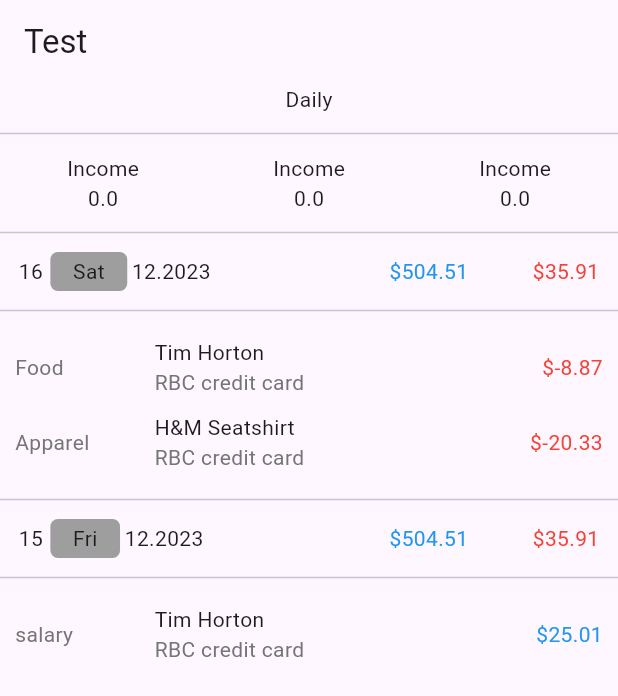
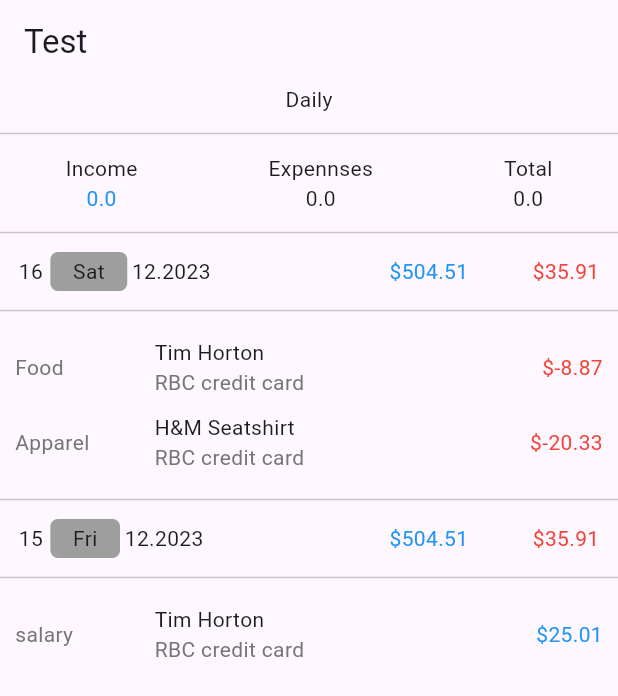
Before and after one commit to MihirGorasiya/money-manager, a Flutter app: the screen it shows after launch, on a phone screen of 412 x 824 dp. Shown: the top 696 px of the screen. Run offline on Flutter 3.47's test engine with Material 3 defaults, Android fonts, the phone set to English and light mode, and no system bars; our stand-ins replace sqflite; missing offline and left inert: dart:ffi; accounts and stored records are empty.

```diff
--- /dev/null
+++ b/lib/constants/app_constants.dart
@@ -0,0 +1,9 @@
+import 'package:flutter/material.dart';
+
+class AppConstants {
+  AppConstants._();
+
+  static const Color redColor = Colors.red;
+  static const Color blueColor = Colors.blue;
+  static const Color greyText = Color.fromARGB(255, 117, 117, 117);
+}
--- a/lib/main.dart
+++ b/lib/main.dart
@@ -1,7 +1,8 @@
 import 'package:flutter/material.dart';
-import 'package:money_manager/widgets/day_transaction.dart';
+import 'package:money_manager/pages/home_page.dart';
 
 void main() {
+  WidgetsFlutterBinding.ensureInitialized();
   runApp(const MainApp());
 }
 
@@ -11,95 +12,8 @@ class MainApp extends StatelessWidget {
   @override
   Widget build(BuildContext context) {
     return MaterialApp(
-        darkTheme: ThemeData.dark(useMaterial3: true), home: const HomePage());
-  }
-}
-
-class HomePage extends StatefulWidget {
-  const HomePage({super.key});
-
-  @override
-  State<HomePage> createState() => _HomePageState();
-}
-
-class _HomePageState extends State<HomePage> {
-  @override
-  Widget build(BuildContext context) {
-    Size screenSize = MediaQuery.of(context).size;
-    return Scaffold(
-      appBar: AppBar(
-        //TODO: update month changer
-        title: const Text('Test'),
-      ),
-      body: Column(
-        crossAxisAlignment: CrossAxisAlignment.center,
-        children: [
-          const Text("Daily"),
-          const Padding(
-            padding: EdgeInsets.symmetric(vertical: 5),
-            child: Divider(thickness: 1),
-          ),
-          const Row(
-            mainAxisAlignment: MainAxisAlignment.spaceAround,
-            children: [
-              Column(
-                crossAxisAlignment: CrossAxisAlignment.center,
-                children: [
-                  Text('Income'),
-                  Text('0.0'),
-                ],
-              ),
-              Column(
-                crossAxisAlignment: CrossAxisAlignment.center,
-                children: [
-                  Text('Income'),
-                  Text('0.0'),
-                ],
-              ),
-              Column(
-                crossAxisAlignment: CrossAxisAlignment.center,
-                children: [
-                  Text('Income'),
-                  Text('0.0'),
-                ],
-              ),
-            ],
-          ),
-          DayTransaction(
-            screenSize: screenSize,
-            transactionDate: DateTime.parse('2023-12-16'),
-            transactions: [
-              {
-                'date': DateTime.parse('2023-12-16'),
-                'category': 'Food',
-                'description': 'Tim Horton',
-                'account': 'RBC credit card',
-                'amount': -8.87
-              },
-              {
-                'date': DateTime.parse('2023-12-16'),
-                'category': 'Apparel',
-                'description': 'H&M Seatshirt',
-                'account': 'RBC credit card',
-                'amount': -20.33
-              },
-            ],
-          ),
-          DayTransaction(
-            screenSize: screenSize,
-            transactionDate: DateTime.parse('2023-12-15'),
-            transactions: [
-              {
-                'date': DateTime.parse('2023-12-16'),
-                'category': 'salary',
-                'description': 'Tim Horton',
-                'account': 'RBC credit card',
-                'amount': 25.01
-              }
-            ],
-          ),
-        ],
-      ),
+      darkTheme: ThemeData.dark(useMaterial3: true),
+      home: const HomePage(),
     );
   }
 }
--- /dev/null
+++ b/lib/pages/home_page.dart
@@ -0,0 +1,95 @@
+import 'package:flutter/material.dart';
+import 'package:money_manager/constants/app_constants.dart';
+import 'package:money_manager/widgets/day_transaction.dart';
+
+class HomePage extends StatefulWidget {
+  const HomePage({super.key});
+
+  @override
+  State<HomePage> createState() => _HomePageState();
+}
+
+class _HomePageState extends State<HomePage> {
+  @override
+  Widget build(BuildContext context) {
+    Size screenSize = MediaQuery.of(context).size;
+    return Scaffold(
+      appBar: AppBar(
+        //TODO: update month changer
+        title: const Text('Test'),
+      ),
+      body: Column(
+        crossAxisAlignment: CrossAxisAlignment.center,
+        children: [
+          const Text("Daily"),
+          const Padding(
+            padding: EdgeInsets.symmetric(vertical: 5),
+            child: Divider(thickness: 1),
+          ),
+          const Row(
+            mainAxisAlignment: MainAxisAlignment.spaceAround,
+            children: [
+              Column(
+                crossAxisAlignment: CrossAxisAlignment.center,
+                children: [
+                  Text('Income'),
+                  Text(
+                    '0.0',
+                    style: TextStyle(color: AppConstants.blueColor),
+                  ),
+                ],
+              ),
+              Column(
+                crossAxisAlignment: CrossAxisAlignment.center,
+                children: [
+                  Text('Expennses'),
+                  Text('0.0'),
+                ],
+              ),
+              Column(
+                crossAxisAlignment: CrossAxisAlignment.center,
+                children: [
+                  Text('Total'),
+                  Text('0.0'),
+                ],
+              ),
+            ],
+          ),
+          DayTransaction(
+            screenSize: screenSize,
+            transactionDate: DateTime.parse('2023-12-16'),
+            transactions: [
+              {
+                'date': DateTime.parse('2023-12-16'),
+                'category': 'Food',
+                'description': 'Tim Horton',
+                'account': 'RBC credit card',
+                'amount': -8.87
+              },
+              {
+                'date': DateTime.parse('2023-12-16'),
+                'category': 'Apparel',
+                'description': 'H&M Seatshirt',
+                'account': 'RBC credit card',
+                'amount': -20.33
+              },
+            ],
+          ),
+          DayTransaction(
+            screenSize: screenSize,
+            transactionDate: DateTime.parse('2023-12-15'),
+            transactions: [
+              {
+                'date': DateTime.parse('2023-12-16'),
+                'category': 'salary',
+                'description': 'Tim Horton',
+                'account': 'RBC credit card',
+                'amount': 25.01
+              }
+            ],
+          ),
+        ],
+      ),
+    );
+  }
+}
--- a/lib/widgets/day_transaction.dart
+++ b/lib/widgets/day_transaction.dart
@@ -1,5 +1,7 @@
 import 'package:flutter/material.dart';
 import 'package:intl/intl.dart';
+import 'package:money_manager/constants/app_constants.dart';
+import 'package:money_manager/utils/database_manager.dart';
 
 class DayTransaction extends StatelessWidget {
   const DayTransaction({
@@ -50,7 +52,7 @@ class DayTransaction extends StatelessWidget {
                 width: screenSize.width * 0.17,
                 child: const Text(
                   '\$504.51',
-                  style: TextStyle(color: Colors.blue),
+                  style: TextStyle(color: AppConstants.blueColor),
                 ),
               ),
               SizedBox(
@@ -58,7 +60,7 @@ class DayTransaction extends StatelessWidget {
                 child: const Text(
                   '\$35.91',
                   textAlign: TextAlign.right,
-                  style: TextStyle(color: Colors.red),
+                  style: TextStyle(color: AppConstants.redColor),
                 ),
               ),
             ],
@@ -82,7 +84,7 @@ class DayTransaction extends StatelessWidget {
                     width: screenSize.width * 0.20,
                     child: Text(
                       transactions[index]['category'],
-                      style: TextStyle(color: Colors.grey[600]),
+                      style: const TextStyle(color: AppConstants.greyText),
                     ),
                   ),
                   SizedBox(
@@ -93,7 +95,7 @@ class DayTransaction extends StatelessWidget {
                         Text(transactions[index]['description']),
                         Text(
                           transactions[index]['account'],
-                          style: TextStyle(color: Colors.grey[600]),
+                          style: const TextStyle(color: AppConstants.greyText),
                         ),
                       ],
                     ),
@@ -105,8 +107,8 @@ class DayTransaction extends StatelessWidget {
                       textAlign: TextAlign.right,
                       style: TextStyle(
                         color: transactions[index]['amount'] > 0
-                            ? Colors.blue
-                            : Colors.red,
+                            ? AppConstants.blueColor
+                            : AppConstants.redColor,
                       ),
                     ),
                   ),
--- a/pubspec.yaml
+++ b/pubspec.yaml
@@ -10,9 +10,11 @@ dependencies:
   flutter:
     sdk: flutter
   intl: ^0.19.0
+  path_provider: ^2.1.1
+  sqflite: ^2.3.0
 
 dev_dependencies:
-  flutter_lints: ^2.0.0
+  flutter_lints: ^3.0.1
   flutter_test:
     sdk: flutter
 
```
Also changed, not shown: lib/utils/database_manager.dart (added, +41 -0 lines), pubspec.lock, 1 other file.
